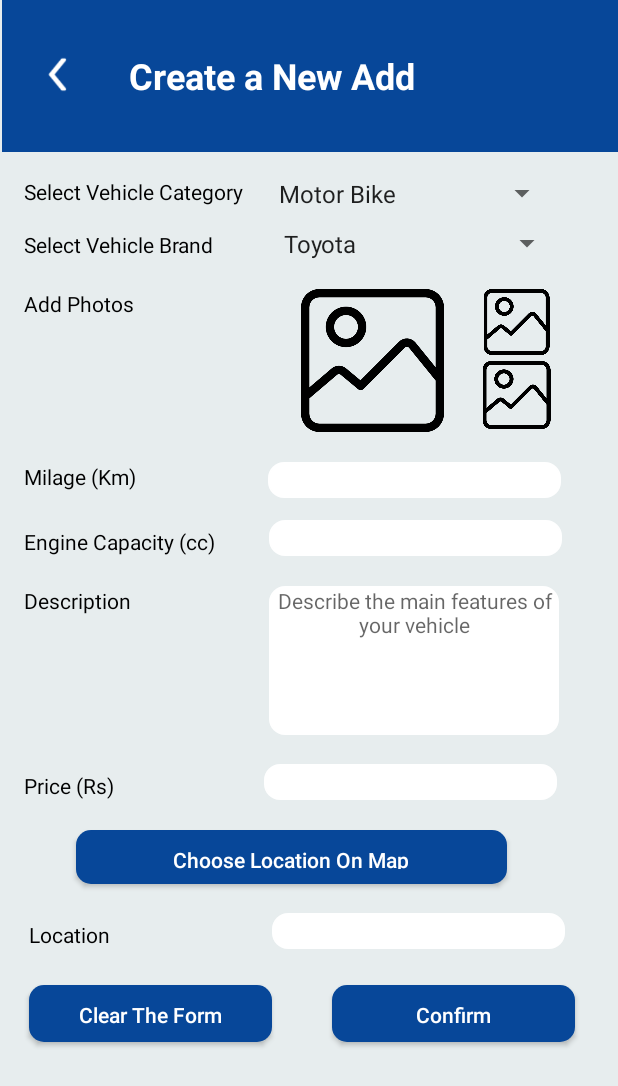
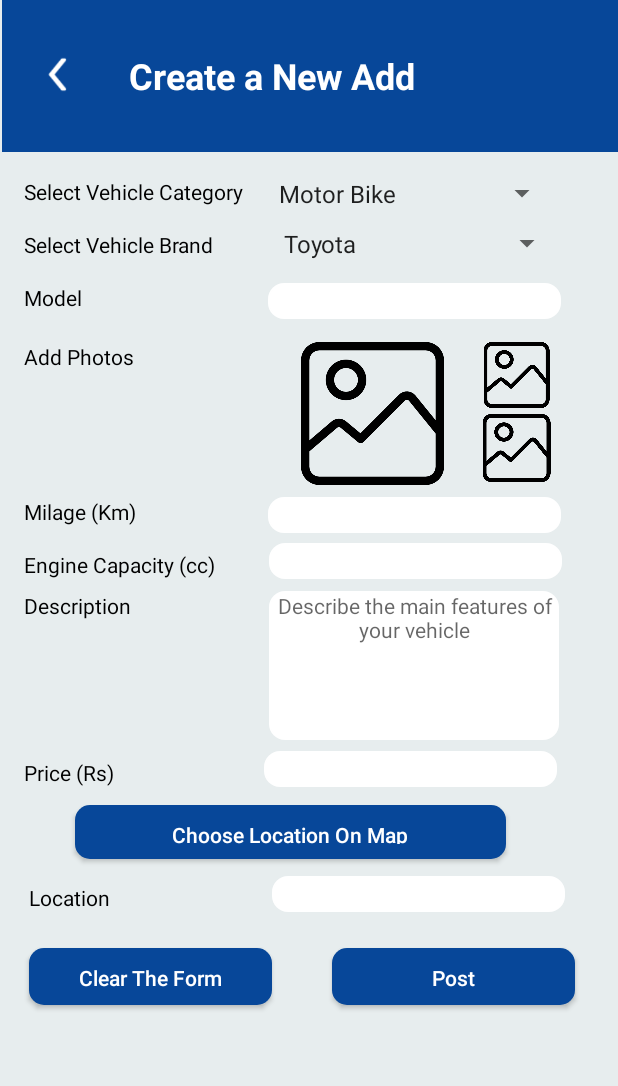
Before and after one commit to Sudharaka200/wheel-deal-mobile-app, an Android app: the createnewadd screen opened directly, with no data from a screen before it, on a phone screen of 412 x 824 dp. Shown: the top 1086 px of the screen. Run offline under Robolectric (Android 15) with nearby library versions, the phone set to English and light mode, and no system bars; our stand-ins replace Firebase (no records; nobody signed in at launch, a user with empty details on screens opened directly).

Commit message:
Post Add Done (Text only)

```diff
--- a/app/build.gradle.kts
+++ b/app/build.gradle.kts
@@ -41,6 +41,7 @@ dependencies {
     implementation(libs.firebase.firestore)
     implementation(libs.firebase.auth)
     implementation(libs.firebase.storage)
+    implementation(libs.firebase.database)
     testImplementation(libs.junit)
     androidTestImplementation(libs.ext.junit)
     androidTestImplementation(libs.espresso.core)
--- a/app/src/main/java/com/example/wheeldeal/createnewadd.java
+++ b/app/src/main/java/com/example/wheeldeal/createnewadd.java
@@ -16,9 +16,11 @@ import android.location.LocationManager;
 import android.net.Uri;
 import android.os.Build;
 import android.os.Bundle;
+import android.text.TextUtils;
 import android.view.View;
 import android.widget.ArrayAdapter;
 import android.widget.Button;
+import android.widget.EditText;
 import android.widget.ImageView;
 import android.widget.Spinner;
 import android.widget.TextView;
@@ -28,7 +30,14 @@ import androidx.activity.EdgeToEdge;
 import androidx.activity.result.ActivityResultLauncher;
 import androidx.activity.result.contract.ActivityResultContracts;
 
+import androidx.annotation.NonNull;
 import androidx.appcompat.app.AppCompatActivity;
+
+import com.google.firebase.database.DataSnapshot;
+import com.google.firebase.database.DatabaseError;
+import com.google.firebase.database.DatabaseReference;
+import com.google.firebase.database.FirebaseDatabase;
+import com.google.firebase.database.ValueEventListener;
 
 import java.io.ByteArrayOutputStream;
 import java.sql.Blob;
@@ -36,24 +45,21 @@ import java.sql.Blob;
 
 public class createnewadd extends AppCompatActivity {
 
-    ImageView addImage1;
-    ImageView addImage2;
-    ImageView addImage3;
-    ActivityResultLauncher<Intent> resultLuncher1;
-    ActivityResultLauncher<Intent> resultLuncher2;
-    ActivityResultLauncher<Intent> resultLuncher3;
+//    ImageView addImage1;
+//    ImageView addImage2;
+//    ImageView addImage3;
+//    ActivityResultLauncher<Intent> resultLuncher1;
+//    ActivityResultLauncher<Intent> resultLuncher2;
+//    ActivityResultLauncher<Intent> resultLuncher3;
 
-    Spinner vCategory;
-    Spinner vBrand;
-    ImageView vImg1;
-    ImageView vImg2;
-    ImageView vImg3;
-    TextView vMilage;
-    TextView vCapacity;
-    TextView vDescription;
-    TextView vPrice;
-    TextView vLocation;
-    Button vBtnSave;
+    //DB insert
+    private Spinner categoryEdt, brandEdt;
+    private EditText  milageEdt, capacityEdt, descriptionEdt,priceEdt, locationEdt;
+    private Button btnPost;
+
+    FirebaseDatabase firebaseDatabase;
+    DatabaseReference databaseReference;
+    AdsInfo adsInfo;
 
 
 
@@ -67,15 +73,72 @@ public class createnewadd extends AppCompatActivity {
         cmbbox();
 
         //Images Add for create new add
-        addImage1 = findViewById(R.id.imgAdd1);
-        addImage2 = findViewById(R.id.imgAdd2);
-        addImage3 = findViewById(R.id.imgAdd3);
-        imgeAddClass();
+//        addImage1 = findViewById(R.id.imgAdd1);
+//        addImage2 = findViewById(R.id.imgAdd2);
+//        addImage3 = findViewById(R.id.imgAdd3);
+//        imgeAddClass();
+
+
+        //Insert DB
+        categoryEdt = findViewById(R.id.cmbVehicleCategory);
+        brandEdt = findViewById(R.id.cmbVehicleBrand);
+        milageEdt = findViewById(R.id.txtMilage);
+        capacityEdt = findViewById(R.id.txtCapacity);
+        descriptionEdt = findViewById(R.id.txtDescription);
+        priceEdt = findViewById(R.id.txtPrice);
+        locationEdt = findViewById(R.id.txtLocation);
+        btnPost = findViewById(R.id.btnPostAd);
+
+        firebaseDatabase = FirebaseDatabase.getInstance();
+        databaseReference = firebaseDatabase.getReference("Ads");
+
+        adsInfo = new AdsInfo();
+
+        btnPost = findViewById(R.id.btnPostAd);
+        btnPost.setOnClickListener(new View.OnClickListener() {
+            @Override
+            public void onClick(View v) {
+                String categoryD = categoryEdt.getSelectedItem().toString();
+                String brandD = brandEdt.getSelectedItem().toString();
+                int milageD = Integer.parseInt(milageEdt.getText().toString());
+                int capacityD = Integer.parseInt(capacityEdt.getText().toString());
+                String descriptionD = descriptionEdt.getText().toString();
+                int priceD = Integer.parseInt(priceEdt.getText().toString());
+                String locationD = locationEdt.getText().toString();
+
+                if (TextUtils.isEmpty(categoryD) && TextUtils.isEmpty(brandD) && milageD == 0 && capacityD == 0 && TextUtils.isEmpty(descriptionD) && priceD == 0 && TextUtils.isEmpty(locationD)){
+                    Toast.makeText(createnewadd.this, "Fill all TextBoxs",Toast.LENGTH_SHORT).show();
+                }else {
+                    addTextDataFirebase(categoryD, brandD, milageD, capacityD, descriptionD, priceD, locationD);
+                }
+
+            }
+        });
 
     }
 
+    private void addTextDataFirebase(String categoryD, String brandD, int milageD, int capacityD, String descriptionD, int priceD, String locationD){
+        adsInfo.setaCategory(categoryD);
+        adsInfo.setaBrand(brandD);
+        adsInfo.setaMilage(milageD);
+        adsInfo.setaCapacity(capacityD);
+        adsInfo.setaDescription(descriptionD);
+        adsInfo.setaPrice(priceD);
+        adsInfo.setaLocation(locationD);
 
+        databaseReference.addValueEventListener(new ValueEventListener() {
+            @Override
+            public void onDataChange(@NonNull DataSnapshot snapshot) {
+                databaseReference.setValue(adsInfo);
+                Toast.makeText(createnewadd.this, "Post Ad", Toast.LENGTH_SHORT).show();
+            }
 
+            @Override
+            public void onCancelled(@NonNull DatabaseError error) {
+                Toast.makeText(createnewadd.this, "Fail to add data", Toast.LENGTH_SHORT).show();
+            }
+        });
+    }
 
 
 
@@ -101,80 +164,80 @@ public class createnewadd extends AppCompatActivity {
         Brand.setAdapter(adapter2);
     }
 
-    public void imgeAddClass(){
-        // Add img 1
-        resultLuncher1 = registerForActivityResult(
-                new ActivityResultContracts.StartActivityForResult(),
-                result -> {
-                    if (result.getResultCode() == Activity.RESULT_OK && result.getData() != null) {
-                        try {
-                            Uri imageUri = result.getData().getData();
-                            addImage1.setImageURI(imageUri);
-                        } catch (Exception e) {
-                            Toast.makeText(createnewadd.this, "Failed to load image", Toast.LENGTH_SHORT).show();
-                        }
-                    } else {
-                        Toast.makeText(createnewadd.this, "No image selected", Toast.LENGTH_SHORT).show();
-                    }
-                }
-        );
-        addImage1.setOnClickListener(v -> displayImg1());
-
-        // Add img 2
-        resultLuncher2 = registerForActivityResult(
-                new ActivityResultContracts.StartActivityForResult(),
-                result -> {
-                    if (result.getResultCode() == Activity.RESULT_OK && result.getData() != null) {
-                        try {
-                            Uri imageUri = result.getData().getData();
-                            addImage2.setImageURI(imageUri);
-                        } catch (Exception e) {
-                            Toast.makeText(createnewadd.this, "Failed to load image", Toast.LENGTH_SHORT).show();
-                        }
-                    } else {
-                        Toast.makeText(createnewadd.this, "No image selected", Toast.LENGTH_SHORT).show();
-                    }
-                }
-        );
-        addImage2.setOnClickListener(v -> displayImg2());
-
-        //Add img 3
-        resultLuncher3 = registerForActivityResult(
-                new ActivityResultContracts.StartActivityForResult(),
-                result -> {
-                    if (result.getResultCode() == Activity.RESULT_OK && result.getData() != null) {
-                        try {
-                            Uri imageUri = result.getData().getData();
-                            addImage3.setImageURI(imageUri);
-                        } catch (Exception e) {
-                            Toast.makeText(createnewadd.this, "Failed to load image", Toast.LENGTH_SHORT).show();
-                        }
-                    } else {
-                        Toast.makeText(createnewadd.this, "No image selected", Toast.LENGTH_SHORT).show();
-                    }
-                }
-        );
-        addImage3.setOnClickListener(v -> displayImg3());
-    }
-
-    //Add Images1
-    private void displayImg1(){
-        Intent intent = new Intent(Intent.ACTION_PICK);
-        intent.setType("image/*");
-        resultLuncher1.launch(intent);
-    }
-    //Add Images2
-    private void displayImg2(){
-        Intent intent1 = new Intent(Intent.ACTION_PICK);
-        intent1.setType("image/*");
-        resultLuncher2.launch(intent1);
-    }
-    //Add Images3
-    private void displayImg3(){
-        Intent intent1 = new Intent(Intent.ACTION_PICK);
-        intent1.setType("image/*");
-        resultLuncher3.launch(intent1);
-    }
+//    public void imgeAddClass(){
+//        // Add img 1
+//        resultLuncher1 = registerForActivityResult(
+//                new ActivityResultContracts.StartActivityForResult(),
+//                result -> {
+//                    if (result.getResultCode() == Activity.RESULT_OK && result.getData() != null) {
+//                        try {
+//                            Uri imageUri = result.getData().getData();
+//                            addImage1.setImageURI(imageUri);
+//                        } catch (Exception e) {
+//                            Toast.makeText(createnewadd.this, "Failed to load image", Toast.LENGTH_SHORT).show();
+//                        }
+//                    } else {
+//                        Toast.makeText(createnewadd.this, "No image selected", Toast.LENGTH_SHORT).show();
+//                    }
+//                }
+//        );
+//        addImage1.setOnClickListener(v -> displayImg1());
+//
+//        // Add img 2
+//        resultLuncher2 = registerForActivityResult(
+//                new ActivityResultContracts.StartActivityForResult(),
+//                result -> {
+//                    if (result.getResultCode() == Activity.RESULT_OK && result.getData() != null) {
+//                        try {
+//                            Uri imageUri = result.getData().getData();
+//                            addImage2.setImageURI(imageUri);
+//                        } catch (Exception e) {
+//                            Toast.makeText(createnewadd.this, "Failed to load image", Toast.LENGTH_SHORT).show();
+//                        }
+//                    } else {
+//                        Toast.makeText(createnewadd.this, "No image selected", Toast.LENGTH_SHORT).show();
+//                    }
+//                }
+//        );
+//        addImage2.setOnClickListener(v -> displayImg2());
+//
+//        //Add img 3
+//        resultLuncher3 = registerForActivityResult(
+//                new ActivityResultContracts.StartActivityForResult(),
+//                result -> {
+//                    if (result.getResultCode() == Activity.RESULT_OK && result.getData() != null) {
+//                        try {
+//                            Uri imageUri = result.getData().getData();
+//                            addImage3.setImageURI(imageUri);
+//                        } catch (Exception e) {
+//                            Toast.makeText(createnewadd.this, "Failed to load image", Toast.LENGTH_SHORT).show();
+//                        }
+//                    } else {
+//                        Toast.makeText(createnewadd.this, "No image selected", Toast.LENGTH_SHORT).show();
+//                    }
+//                }
+//        );
+//        addImage3.setOnClickListener(v -> displayImg3());
+//    }
+//
+//    //Add Images1
+//    private void displayImg1(){
+//        Intent intent = new Intent(Intent.ACTION_PICK);
+//        intent.setType("image/*");
+//        resultLuncher1.launch(intent);
+//    }
+//    //Add Images2
+//    private void displayImg2(){
+//        Intent intent1 = new Intent(Intent.ACTION_PICK);
+//        intent1.setType("image/*");
+//        resultLuncher2.launch(intent1);
+//    }
+//    //Add Images3
+//    private void displayImg3(){
+//        Intent intent1 = new Intent(Intent.ACTION_PICK);
+//        intent1.setType("image/*");
+//        resultLuncher3.launch(intent1);
+//    }
 
 
 }
--- a/app/src/main/res/layout/activity_createnewadd.xml
+++ b/app/src/main/res/layout/activity_createnewadd.xml
@@ -12,13 +12,12 @@
         android:id="@+id/btnChooseLocation"
         android:layout_width="287dp"
         android:layout_height="36dp"
-        android:layout_marginTop="20dp"
+        android:layout_marginTop="12dp"
         android:background="@drawable/rounded_button"
         android:text="Choose Location On Map"
         android:textAllCaps="false"
         android:textColor="#FFF"
         app:layout_constraintEnd_toEndOf="@+id/txtPrice"
-        app:layout_constraintHorizontal_bias="0.514"
         app:layout_constraintStart_toStartOf="@+id/textView60"
         app:layout_constraintTop_toBottomOf="@+id/txtPrice" />
 
@@ -37,12 +36,12 @@
         app:layout_constraintTop_toBottomOf="@+id/textView61" />
 
     <Button
-        android:id="@+id/btnConfirm"
+        android:id="@+id/btnPostAd"
         android:layout_width="162dp"
         android:layout_height="38dp"
         android:layout_marginStart="40dp"
         android:background="@drawable/rounded_button"
-        android:text="Confirm"
+        android:text="Post"
         android:textAllCaps="false"
         android:textColor="#FFF"
         app:layout_constraintBottom_toBottomOf="@+id/btnclearForm"
@@ -51,7 +50,7 @@
         app:layout_constraintVertical_bias="0.0" />
 
     <EditText
-        android:id="@+id/Description"
+        android:id="@+id/txtDescription"
         android:layout_width="193dp"
         android:layout_height="99dp"
         android:layout_marginStart="92dp"
@@ -128,6 +127,21 @@
         app:layout_constraintTop_toTopOf="@+id/textView57"
         app:layout_constraintVertical_bias="0.0" />
 
+    <EditText
+        android:id="@+id/txtModel"
+        android:layout_width="195dp"
+        android:layout_height="24dp"
+        android:layout_marginStart="124dp"
+        android:background="@drawable/rounded_corner"
+        android:ems="10"
+        android:gravity="start|top"
+        android:inputType="textMultiLine"
+        android:textAlignment="center"
+        app:layout_constraintBottom_toBottomOf="@+id/textView41"
+        app:layout_constraintStart_toEndOf="@+id/textView41"
+        app:layout_constraintTop_toTopOf="@+id/textView41"
+        app:layout_constraintVertical_bias="0.0" />
+
     <ImageView
         android:id="@+id/imageView45"
         android:layout_width="431dp"
@@ -200,6 +214,18 @@
         android:layout_marginTop="20dp"
         android:text="Add Photos"
         android:textColor="#000000"
+        app:layout_constraintEnd_toEndOf="@+id/textView41"
+        app:layout_constraintHorizontal_bias="0.0"
+        app:layout_constraintStart_toStartOf="@+id/textView41"
+        app:layout_constraintTop_toBottomOf="@+id/textView41" />
+
+    <TextView
+        android:id="@+id/textView41"
+        android:layout_width="wrap_content"
+        android:layout_height="wrap_content"
+        android:layout_marginTop="16dp"
+        android:text="Model"
+        android:textColor="#000000"
         app:layout_constraintEnd_toEndOf="@+id/textView55"
         app:layout_constraintHorizontal_bias="0.0"
         app:layout_constraintStart_toStartOf="@+id/textView55"
@@ -209,7 +235,7 @@
         android:id="@+id/textView57"
         android:layout_width="wrap_content"
         android:layout_height="wrap_content"
-        android:layout_marginTop="96dp"
+        android:layout_marginTop="84dp"
         android:text="Milage (Km)"
         android:textColor="#000000"
         app:layout_constraintEnd_toEndOf="@+id/textView56"
@@ -221,7 +247,7 @@
         android:id="@+id/textView58"
         android:layout_width="wrap_content"
         android:layout_height="wrap_content"
-        android:layout_marginTop="24dp"
+        android:layout_marginTop="16dp"
         android:text="Engine Capacity (cc)"
         android:textColor="#000000"
         app:layout_constraintEnd_toEndOf="@+id/textView57"
@@ -233,7 +259,7 @@
         android:id="@+id/textView59"
         android:layout_width="wrap_content"
         android:layout_height="wrap_content"
-        android:layout_marginTop="20dp"
+        android:layout_marginTop="8dp"
         android:text="Description"
         android:textColor="#000000"
         app:layout_constraintEnd_toEndOf="@+id/textView58"
@@ -245,7 +271,7 @@
         android:id="@+id/textView60"
         android:layout_width="wrap_content"
         android:layout_height="wrap_content"
-        android:layout_marginTop="104dp"
+        android:layout_marginTop="92dp"
         android:text="Price (Rs)"
         android:textColor="#000000"
         app:layout_constraintEnd_toEndOf="@+id/textView59"
@@ -257,10 +283,11 @@
         android:id="@+id/textView61"
         android:layout_width="wrap_content"
         android:layout_height="wrap_content"
-        android:layout_marginTop="24dp"
+        android:layout_marginTop="16dp"
         android:text="Location"
         android:textColor="#000000"
         app:layout_constraintEnd_toEndOf="@+id/textView60"
+        app:layout_constraintHorizontal_bias="0.571"
         app:layout_constraintStart_toStartOf="@+id/textView60"
         app:layout_constraintTop_toBottomOf="@+id/btnChooseLocation" />
 
--- a/gradle/libs.versions.toml
+++ b/gradle/libs.versions.toml
@@ -11,6 +11,7 @@ googleGmsGoogleServices = "4.4.2"
 firebaseFirestore = "25.1.1"
 firebaseAuth = "23.1.0"
 firebaseStorage = "21.0.1"
+firebaseDatabase = "21.0.0"
 
 [libraries]
 junit = { group = "junit", name = "junit", version.ref = "junit" }
@@ -23,6 +24,7 @@ constraintlayout = { group = "androidx.constraintlayout", name = "constraintlayo
 firebase-firestore = { group = "com.google.firebase", name = "firebase-firestore", version.ref = "firebaseFirestore" }
 firebase-auth = { group = "com.google.firebase", name = "firebase-auth", version.ref = "firebaseAuth" }
 firebase-storage = { group = "com.google.firebase", name = "firebase-storage", version.ref = "firebaseStorage" }
+firebase-database = { group = "com.google.firebase", name = "firebase-database", version.ref = "firebaseDatabase" }
 
 [plugins]
 android-application = { id = "com.android.application", version.ref = "agp" }
```
Also changed, not shown: app/src/main/java/com/example/wheeldeal/AdsInfo.java (added, +67 -0 lines).
